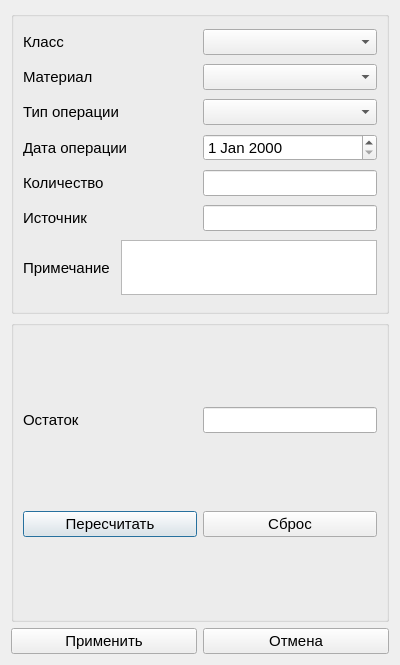
This is Gui/editinstrumentsdialog.ui in DenisArger/git_well as Qt 5 draws it before an edit. The edited form follows.
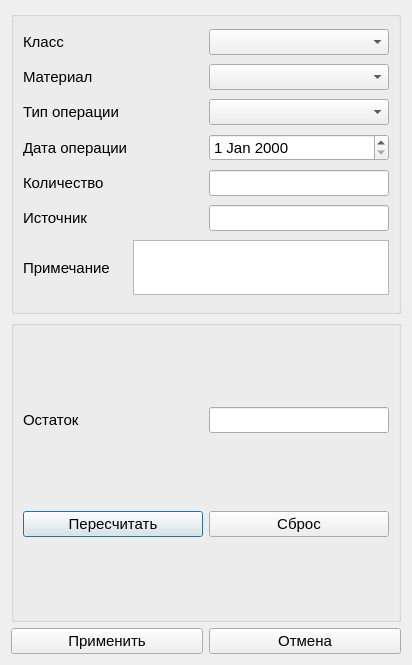
This is the edited form.

```diff
--- a/Gui/editinstrumentsdialog.ui
+++ b/Gui/editinstrumentsdialog.ui
@@ -9,7 +9,7 @@
    <rect>
     <x>0</x>
     <y>0</y>
-    <width>400</width>
+    <width>412</width>
     <height>665</height>
    </rect>
   </property>
```
Left out of the diff: 6 changed lines with no effect on the pictures.
